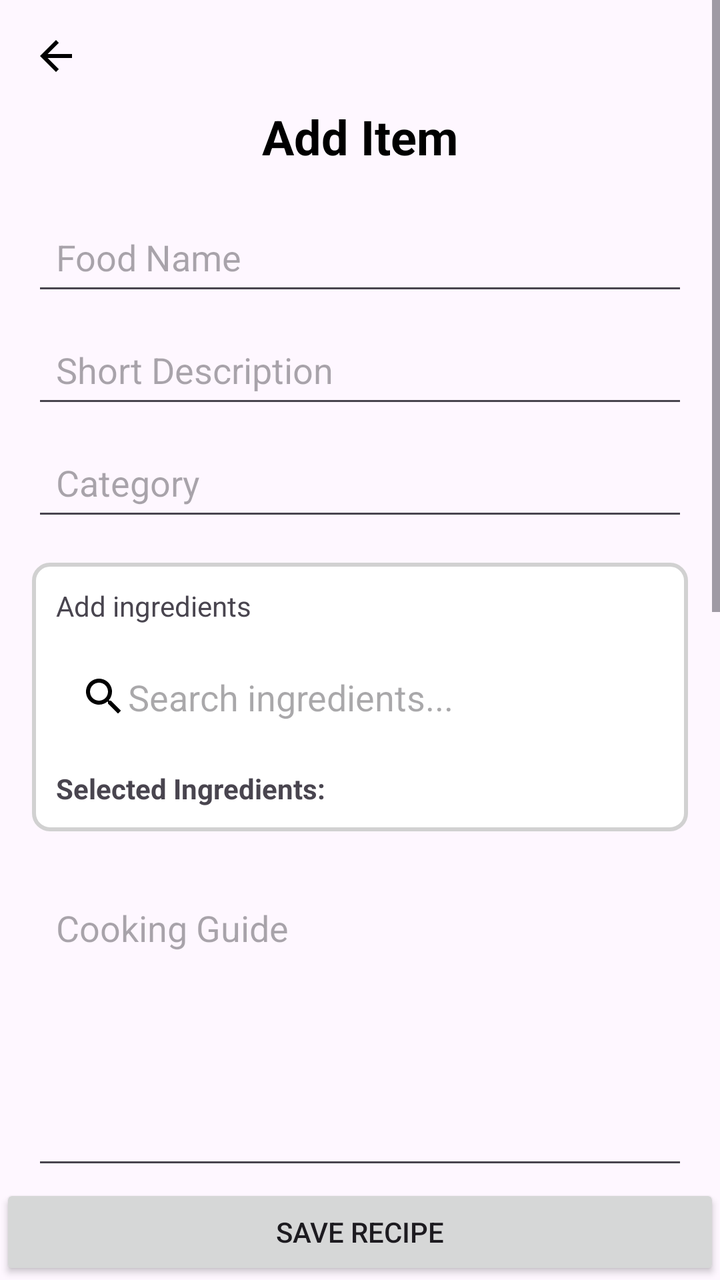
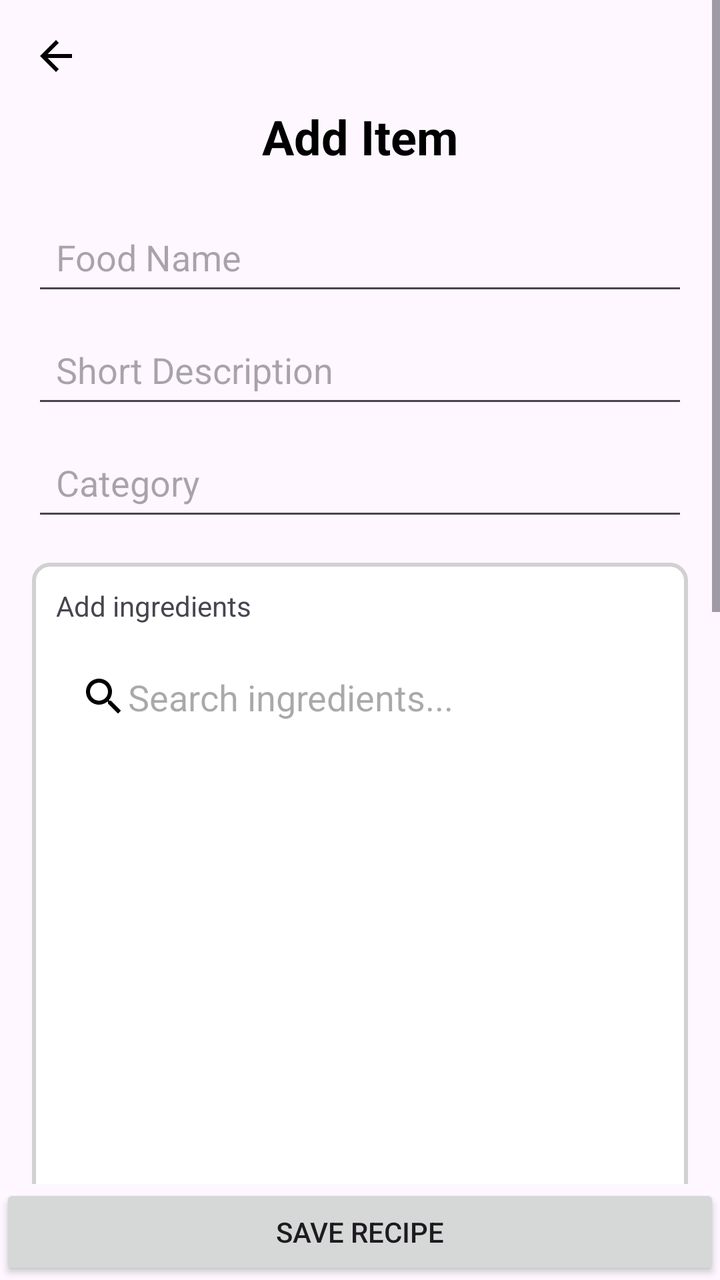

Two renders of the same Android screen: before a commit and after it. Below are the layout's source before the change and the commit's diff.
<!-- AndroidManifest.xml: application theme Theme.MenuBuilderV2 -->
<!-- res/layout/activity_add_food.xml -->
<?xml version="1.0" encoding="utf-8"?>
<androidx.constraintlayout.widget.ConstraintLayout
    xmlns:android="http://schemas.android.com/apk/res/android"
    xmlns:app="http://schemas.android.com/apk/res-auto"
    android:id="@+id/main"
    android:layout_width="match_parent"
    android:layout_height="match_parent">

    
    <ScrollView
        android:layout_width="match_parent"
        android:layout_height="0dp"
        app:layout_constraintTop_toTopOf="parent"
        app:layout_constraintBottom_toTopOf="@id/btnSaveNewFood">

        <LinearLayout
            android:id="@+id/addfoodlayout"
            android:layout_width="match_parent"
            android:layout_height="wrap_content"
            android:orientation="vertical"
            android:padding="16dp">

            <ImageButton
                android:id="@+id/btnBackAddItem"
                android:layout_width="wrap_content"
                android:layout_height="wrap_content"
                android:src="@drawable/ic_arrow_back"
                android:background="?attr/selectableItemBackgroundBorderless"
                android:contentDescription="Back" />

            <TextView
                android:id="@+id/txtAddItemTitle"
                android:layout_width="match_parent"
                android:layout_height="wrap_content"
                android:text="Add Item"
                android:textSize="24sp"
                android:textStyle="bold"
                android:textColor="@color/black"
                android:gravity="center"
                android:layout_marginTop="12dp"
                android:layout_marginBottom="20dp" />

            <EditText
                android:id="@+id/edtFoodName"
                android:layout_width="match_parent"
                android:layout_height="wrap_content"
                android:hint="Food Name"
                android:padding="12dp" />

            <EditText
                android:id="@+id/edtFoodDesc"
                android:layout_width="match_parent"
                android:layout_height="wrap_content"
                android:hint="Short Description"
                android:padding="12dp"
                android:layout_marginTop="8dp" />

            <EditText
                android:id="@+id/edtFoodCategory"
                android:layout_width="match_parent"
                android:layout_height="wrap_content"
                android:hint="Category"
                android:padding="12dp"
                android:layout_marginTop="8dp" />

            <LinearLayout
                android:layout_width="match_parent"
                android:layout_height="wrap_content"
                android:orientation="vertical"
                android:background="@drawable/border"
                android:padding="12dp"
                android:layout_marginTop="16dp"
                android:layout_marginBottom="16dp">

                <TextView
                    android:layout_width="match_parent"
                    android:layout_height="wrap_content"
                    android:text="Add ingredients"/>

                <EditText
                    android:id="@+id/edtSearchIngredient"
                    android:layout_width="match_parent"
                    android:layout_height="wrap_content"
                    android:hint="Search ingredients..."
                    android:drawableLeft="@drawable/ic_search"
                    android:padding="12dp"
                    android:layout_marginTop="12dp"
                    android:background="@android:color/transparent"/>

                <TextView
                    android:id="@+id/txtSelectedIngredientsSummary"
                    android:layout_width="match_parent"
                    android:layout_height="wrap_content"
                    android:text="Selected Ingredients:"
                    android:textStyle="bold"
                    android:layout_marginTop="12dp"
                    android:background="@android:color/transparent" />
            </LinearLayout>

            <EditText
                android:id="@+id/edtFoodGuide"
                android:layout_width="match_parent"
                android:layout_height="150dp"
                android:hint="Cooking Guide"
                android:gravity="top"
                android:inputType="textMultiLine"
                android:maxLines="8"
                android:padding="12dp"
                android:layout_marginTop="8dp"
                android:scrollbars="vertical" />

            <ImageView
                android:id="@+id/imgSelected"
                android:layout_width="match_parent"
                android:layout_height="200dp"
                android:scaleType="centerCrop"
                android:src="@drawable/ic_lunch"
                android:layout_marginTop="12dp" />

            <EditText
                android:id="@+id/edtCheckImage"
                android:layout_width="match_parent"
                android:layout_height="wrap_content"
                android:hint="Image URL"
                android:padding="12dp"
                android:layout_marginTop="8dp" />

            <LinearLayout
                android:layout_width="match_parent"
                android:layout_height="wrap_content"
                android:orientation="horizontal"
                android:layout_marginTop="8dp"
                android:gravity="start">

                <Button
                    android:id="@+id/btnCheckImage"
                    android:layout_width="0dp"
                    android:layout_height="wrap_content"
                    android:layout_weight="1"
                    android:text="Check Image" />

                <Button
                    android:id="@+id/btnManageIngredients"
                    android:layout_width="0dp"
                    android:layout_height="wrap_content"
                    android:layout_weight="1"
                    android:layout_marginStart="8dp"
                    android:text="Manage Ingredients" />
            </LinearLayout>

            <androidx.recyclerview.widget.RecyclerView
                android:id="@+id/recyclerIngredientSelect"
                android:layout_width="match_parent"
                android:layout_height="200dp"
                android:layout_marginTop="8dp"
                android:background="@android:color/transparent" />

        </LinearLayout>
    </ScrollView>

    <Button
        android:id="@+id/btnSaveNewFood"
        android:layout_width="match_parent"
        android:layout_height="wrap_content"
        android:text="Save Recipe"
        app:layout_constraintBottom_toBottomOf="parent" />
</androidx.constraintlayout.widget.ConstraintLayout>
<!-- resources referenced by this layout -->
<resources>
  <color name="black">#FF000000</color>
  <!-- drawable border (drawable) -->
  <shape xmlns:android="http://schemas.android.com/apk/res/android">
      <solid android:color="#FFFFFF"/> 
      <stroke android:color="#D1D1D1" android:width="2dp"/> 
      <corners android:radius="8dp"/> 
  </shape>
  <!-- drawable ic_arrow_back (drawable) -->
  <vector xmlns:android="http://schemas.android.com/apk/res/android" android:autoMirrored="true" android:height="24dp" android:tint="#000000" android:viewportHeight="24" android:viewportWidth="24" android:width="24dp">
        
      <path android:fillColor="@android:color/white" android:pathData="M20,11H7.83l5.59,-5.59L12,4l-8,8 8,8 1.41,-1.41L7.83,13H20v-2z"/>
      
  </vector>
  <!-- drawable ic_lunch (drawable) -->
  <vector xmlns:android="http://schemas.android.com/apk/res/android" android:height="24dp" android:tint="#000000" android:viewportHeight="24" android:viewportWidth="24" android:width="24dp">
        
      <path android:fillColor="@android:color/white" android:pathData="M18.06,22.99h1.66c0.84,0 1.53,-0.64 1.63,-1.46L23,5.05h-5L18,1h-1.97v4.05h-4.97l0.3,2.34c1.71,0.47 3.31,1.32 4.27,2.26 1.44,1.42 2.43,2.89 2.43,5.29v8.05zM1,21.99L1,21h15.03v0.99c0,0.55 -0.45,1 -1.01,1L2.01,22.99c-0.56,0 -1.01,-0.45 -1.01,-1zM16.03,14.99c0,-8 -15.03,-8 -15.03,0h15.03zM1.02,17h15v2h-15z"/>
      
  </vector>
  <!-- drawable ic_search (drawable) -->
  <vector xmlns:android="http://schemas.android.com/apk/res/android" android:height="24dp" android:tint="#000000" android:viewportHeight="24" android:viewportWidth="24" android:width="24dp">
        
      <path android:fillColor="@android:color/white" android:pathData="M15.5,14h-0.79l-0.28,-0.27C15.41,12.59 16,11.11 16,9.5 16,5.91 13.09,3 9.5,3S3,5.91 3,9.5 5.91,16 9.5,16c1.61,0 3.09,-0.59 4.23,-1.57l0.27,0.28v0.79l5,4.99L20.49,19l-4.99,-5zM9.5,14C7.01,14 5,11.99 5,9.5S7.01,5 9.5,5 14,7.01 14,9.5 11.99,14 9.5,14z"/>
      
  </vector>
  <style name="Theme.MenuBuilderV2" parent="Base.Theme.MenuBuilderV2" />
  <style name="Base.Theme.MenuBuilderV2" parent="Theme.Material3.DayNight.NoActionBar">
          
          
      </style>
</resources>

<!-- the commit's change to res/layout/activity_add_food.xml (unified diff, before → after) -->
@@ -87,6 +87,12 @@
                     android:layout_marginTop="12dp"
                     android:background="@android:color/transparent"/>
 
+                <androidx.recyclerview.widget.RecyclerView
+                    android:id="@+id/recyclerIngredientSelect"
+                    android:layout_width="match_parent"
+                    android:layout_height="200dp"
+                    android:layout_marginTop="8dp"
+                    android:background="@android:color/transparent" />
                 <TextView
                     android:id="@+id/txtSelectedIngredientsSummary"
                     android:layout_width="match_parent"
@@ -148,12 +154,7 @@
                     android:text="Manage Ingredients" />
             </LinearLayout>
 
-            <androidx.recyclerview.widget.RecyclerView
-                android:id="@+id/recyclerIngredientSelect"
-                android:layout_width="match_parent"
-                android:layout_height="200dp"
-                android:layout_marginTop="8dp"
-                android:background="@android:color/transparent" />
+
 
         </LinearLayout>
     </ScrollView>
